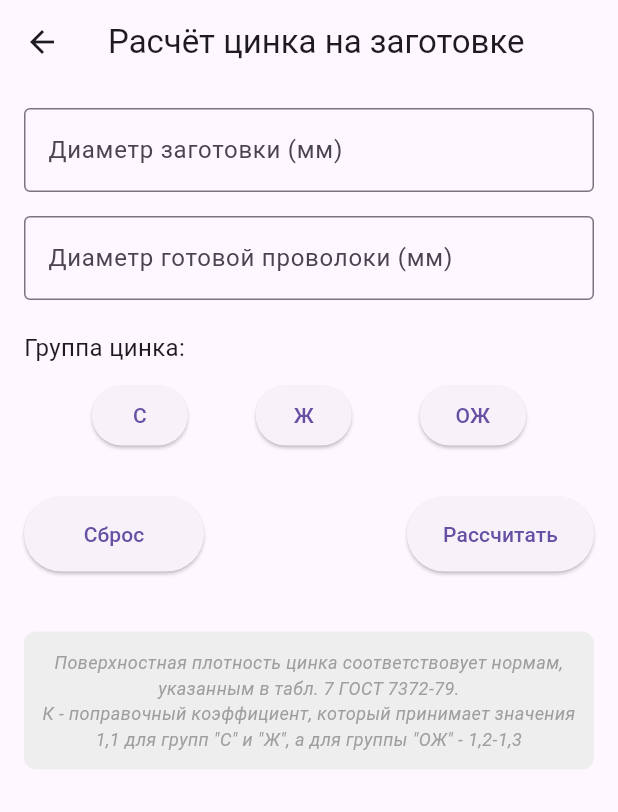
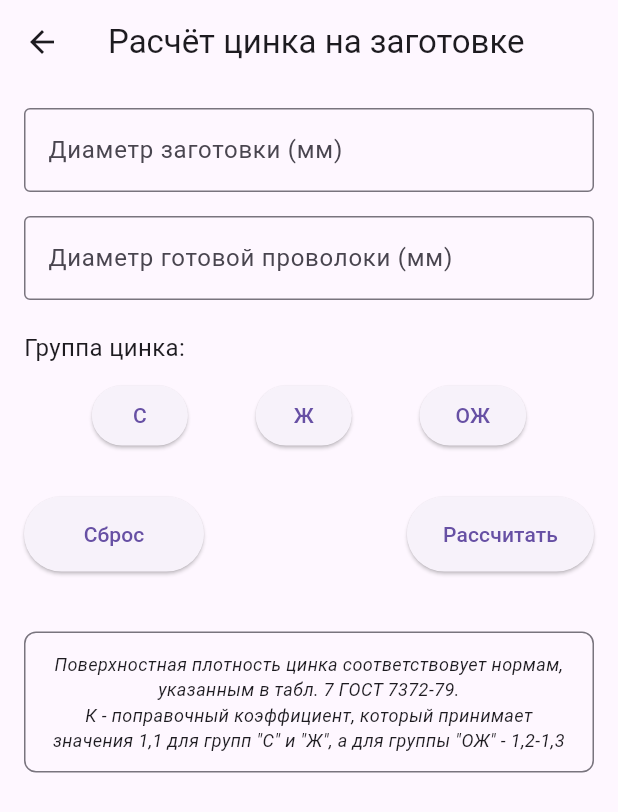
Before and after one commit to Abynarc/Dragging, a Flutter app: the screen it shows after launch, after a tap on "Расчёт цинка на заготовке", on a phone screen of 412 x 824 dp. Shown: the top 812 px of the screen. Run offline on Flutter 3.47's test engine with Material 3 defaults, Android fonts, the light colour scheme and no system bars.

Commit message:
Тема + Иконки
Добавил тёмную тема, переключатель и автоопределение темы устройства

```diff
--- a/wire_drawing_calc/lib/main.dart
+++ b/wire_drawing_calc/lib/main.dart
@@ -1,36 +1,27 @@
 import 'package:flutter/material.dart';
-import 'package:package_info_plus/package_info_plus.dart';
-import 'package:url_launcher/url_launcher.dart';
 import 'dart:math';
 
 void main() {
   runApp(const WireDrawingApp());
 }
 
-class WireDrawingApp extends StatelessWidget {
+class WireDrawingApp extends StatefulWidget {
   const WireDrawingApp({super.key});
 
   @override
-  Widget build(BuildContext context) {
-    return MaterialApp(
-      title: 'Калькулятор волочения',
-      theme: ThemeData.light(),
-      darkTheme: ThemeData.dark(),
-      home: const HomeScreen(),
-      debugShowCheckedModeBanner: false,
-    );
-  }
+  State<WireDrawingApp> createState() => _WireDrawingAppState();
 }
 
-class HomeScreen extends StatefulWidget {
-  const HomeScreen({super.key});
+class _WireDrawingAppState extends State<WireDrawingApp> {
+  bool _darkMode = false;
 
   @override
-  State<HomeScreen> createState() => _HomeScreenState();
+  void initState() {
+    super.initState();
+    // Определяем текущую тему устройства при запуске
+    _darkMode =
+        WidgetsBinding.instance.window.platformBrightness == Brightness.dark;
   }
-
-class _HomeScreenState extends State<HomeScreen> {
-  bool _darkMode = false;
 
   void _toggleDarkMode() {
     setState(() {
@@ -41,9 +32,27 @@ class _HomeScreenState extends State<HomeScreen> {
   @override
   Widget build(BuildContext context) {
     return MaterialApp(
+      title: 'Калькулятор волочения',
       theme: _darkMode ? ThemeData.dark() : ThemeData.light(),
+      home: HomeScreen(darkMode: _darkMode, toggleDarkMode: _toggleDarkMode),
       debugShowCheckedModeBanner: false,
-      home: Scaffold(
+    );
+  }
+}
+
+class HomeScreen extends StatelessWidget {
+  final bool darkMode;
+  final VoidCallback toggleDarkMode;
+
+  const HomeScreen({
+    super.key,
+    required this.darkMode,
+    required this.toggleDarkMode,
+  });
+
+  @override
+  Widget build(BuildContext context) {
+    return Scaffold(
       appBar: AppBar(title: const Text('Режимы расчёта')),
       body: Center(
         child: Column(
@@ -54,7 +63,7 @@ class _HomeScreenState extends State<HomeScreen> {
                   () => Navigator.push(
                     context,
                     MaterialPageRoute(
-                        builder: (context) => const RouteCalculationScreen(),
+                      builder: (context) => RouteCalculationScreen(),
                     ),
                   ),
               style: ElevatedButton.styleFrom(
@@ -69,12 +78,10 @@ class _HomeScreenState extends State<HomeScreen> {
                   () => Navigator.push(
                     context,
                     MaterialPageRoute(
-                        builder: (context) => const LinearRouteScreen(),
+                      builder: (context) => LinearRouteScreen(),
                     ),
                   ),
-                style: ElevatedButton.styleFrom(
-                  minimumSize: const Size(200, 50),
-                ),
+              style: ElevatedButton.styleFrom(minimumSize: const Size(200, 50)),
               child: const Text('Расчёт линейного маршрута'),
             ),
             const SizedBox(height: 20),
@@ -83,12 +90,10 @@ class _HomeScreenState extends State<HomeScreen> {
                   () => Navigator.push(
                     context,
                     MaterialPageRoute(
-                        builder: (context) => const ZincCalculationScreen(),
+                      builder: (context) => ZincCalculationScreen(),
                     ),
                   ),
-                style: ElevatedButton.styleFrom(
-                  minimumSize: const Size(200, 50),
-                ),
+              style: ElevatedButton.styleFrom(minimumSize: const Size(200, 50)),
               child: const Text('Расчёт цинка на заготовке'),
             ),
             const SizedBox(height: 20),
@@ -96,34 +101,48 @@ class _HomeScreenState extends State<HomeScreen> {
               onPressed:
                   () => Navigator.push(
                     context,
-                      MaterialPageRoute(
-                        builder: (context) => const ReferenceScreen(),
+                    MaterialPageRoute(builder: (context) => ReferenceScreen()),
                   ),
-                    ),
-                style: ElevatedButton.styleFrom(
-                  minimumSize: const Size(200, 50),
-                ),
+              style: ElevatedButton.styleFrom(minimumSize: const Size(200, 50)),
               child: const Text('Справка и формулы'),
             ),
           ],
         ),
       ),
-        bottomNavigationBar: Padding(
-          padding: const EdgeInsets.all(12),
+      bottomNavigationBar: Container(
+        padding: const EdgeInsets.only(top: 12, bottom: 24),
         child: Row(
           mainAxisAlignment: MainAxisAlignment.spaceBetween,
           children: [
-              const Text(
+            const Padding(
+              padding: EdgeInsets.only(left: 16),
+              child: Text(
                 'by DK and IB',
                 style: TextStyle(color: Colors.grey, fontSize: 12),
               ),
-              IconButton(
-                icon: Icon(_darkMode ? Icons.wb_sunny : Icons.nightlight_round),
-                onPressed: _toggleDarkMode,
-                color: Colors.grey,
+            ),
+            Padding(
+              padding: const EdgeInsets.only(right: 16),
+              child: InkWell(
+                onTap: toggleDarkMode,
+                borderRadius: BorderRadius.circular(20),
+                child: Container(
+                  width: 40,
+                  height: 40,
+                  decoration: BoxDecoration(
+                    shape: BoxShape.circle,
+                    color: Theme.of(context).cardColor,
+                    border: Border.all(color: Colors.grey, width: 1),
+                  ),
+                  child: Icon(
+                    darkMode ? Icons.wb_sunny : Icons.nightlight_round,
+                    color: darkMode ? Colors.amber : Colors.black,
+                    size: 24,
+                  ),
+                ),
+              ),
             ),
           ],
-          ),
         ),
       ),
     );
@@ -148,7 +167,7 @@ class ReferenceScreen extends StatelessWidget {
           ),
         ),
         body: Padding(
-          padding: const EdgeInsets.only(bottom: 40), // Отступ снизу
+          padding: const EdgeInsets.only(bottom: 60),
           child: const TabBarView(
             children: [FormulasAndSourcesTab(), ZincDensityTableTab()],
           ),
@@ -214,7 +233,7 @@ class FormulasAndSourcesTab extends StatelessWidget {
             source:
                 'Гуляев А.П. Технология волочения металлов. — М.: Металлургия, 1986',
           ),
-          const SizedBox(height: 20), // Дополнительный отступ снизу
+          const SizedBox(height: 40),
         ],
       ),
     );
@@ -258,6 +277,8 @@ class ZincDensityTableTab extends StatelessWidget {
 
   @override
   Widget build(BuildContext context) {
+    final isDarkMode = Theme.of(context).brightness == Brightness.dark;
+
     return SingleChildScrollView(
       padding: const EdgeInsets.all(16),
       child: Column(
@@ -276,38 +297,40 @@ class ZincDensityTableTab extends StatelessWidget {
               3: FixedColumnWidth(80),
             },
             children: [
-              const TableRow(
-                decoration: BoxDecoration(color: Colors.blueGrey),
+              TableRow(
+                decoration: BoxDecoration(
+                  color: isDarkMode ? Colors.blueGrey[800] : Colors.blueGrey,
+                ),
                 children: [
                   Padding(
-                    padding: EdgeInsets.all(8),
+                    padding: const EdgeInsets.all(8),
                     child: Text(
                       'Номинальный диаметр, мм',
-                      style: TextStyle(color: Colors.white),
+                      style: const TextStyle(color: Colors.white),
                       textAlign: TextAlign.center,
                     ),
                   ),
                   Padding(
-                    padding: EdgeInsets.all(8),
+                    padding: const EdgeInsets.all(8),
                     child: Text(
                       'С',
-                      style: TextStyle(color: Colors.white),
+                      style: const TextStyle(color: Colors.white),
                       textAlign: TextAlign.center,
                     ),
                   ),
                   Padding(
-                    padding: EdgeInsets.all(8),
+                    padding: const EdgeInsets.all(8),
                     child: Text(
                       'Ж',
-                      style: TextStyle(color: Colors.white),
+                      style: const TextStyle(color: Colors.white),
                       textAlign: TextAlign.center,
                     ),
                   ),
                   Padding(
-                    padding: EdgeInsets.all(8),
+                    padding: const EdgeInsets.all(8),
                     child: Text(
                       'ОЖ',
-                      style: TextStyle(color: Colors.white),
+                      style: const TextStyle(color: Colors.white),
                       textAlign: TextAlign.center,
                     ),
                   ),
@@ -332,7 +355,7 @@ class ZincDensityTableTab extends StatelessWidget {
               _buildTableRow('Св. 4,40 до 5,10', '110', '165', '245'),
             ],
           ),
-          const SizedBox(height: 20), // Дополнительный отступ снизу
+          const SizedBox(height: 40),
         ],
       ),
     );
@@ -361,9 +384,6 @@ class ZincDensityTableTab extends StatelessWidget {
     );
   }
 }
-
-// Остальные классы (RouteCalculationScreen, LinearRouteScreen, ZincCalculationScreen)
-// остаются без изменений, как в предыдущем коде
 
 class RouteCalculationScreen extends StatefulWidget {
   const RouteCalculationScreen({super.key});
@@ -983,7 +1003,6 @@ class _ZincCalculationScreenState extends State<ZincCalculationScreen> {
 
   double? _getZincValueForDiameter(double diameter, String group) {
     for (var row in _zincTable) {
-      final range = row['range'] as String;
       final min = row['min'] as double;
       final max = row['max'] as double;
 
@@ -1053,6 +1072,8 @@ class _ZincCalculationScreenState extends State<ZincCalculationScreen> {
 
   @override
   Widget build(BuildContext context) {
+    final theme = Theme.of(context);
+
     return Scaffold(
       appBar: AppBar(title: const Text('Расчёт цинка на заготовке')),
       body: Column(
@@ -1095,9 +1116,13 @@ class _ZincCalculationScreenState extends State<ZincCalculationScreen> {
                           onPressed: () => setState(() => _selectedGroup = 'C'),
                           style: ElevatedButton.styleFrom(
                             backgroundColor:
-                                _selectedGroup == 'C' ? Colors.blue : null,
+                                _selectedGroup == 'C'
+                                    ? Theme.of(context).colorScheme.primary
+                                    : null,
                             foregroundColor:
-                                _selectedGroup == 'C' ? Colors.white : null,
+                                _selectedGroup == 'C'
+                                    ? Theme.of(context).colorScheme.onPrimary
+                                    : null,
                           ),
                           child: const Text('С'),
                         ),
@@ -1105,9 +1130,13 @@ class _ZincCalculationScreenState extends State<ZincCalculationScreen> {
                           onPressed: () => setState(() => _selectedGroup = 'Ж'),
                           style: ElevatedButton.styleFrom(
                             backgroundColor:
-                                _selectedGroup == 'Ж' ? Colors.blue : null,
+                                _selectedGroup == 'Ж'
+                                    ? Theme.of(context).colorScheme.primary
+                                    : null,
                             foregroundColor:
-                                _selectedGroup == 'Ж' ? Colors.white : null,
+                                _selectedGroup == 'Ж'
+                                    ? Theme.of(context).colorScheme.onPrimary
+                                    : null,
                           ),
                           child: const Text('Ж'),
                         ),
@@ -1116,9 +1145,13 @@ class _ZincCalculationScreenState extends State<ZincCalculationScreen> {
                               () => setState(() => _selectedGroup = 'ОЖ'),
                           style: ElevatedButton.styleFrom(
                             backgroundColor:
-                                _selectedGroup == 'ОЖ' ? Colors.blue : null,
+                                _selectedGroup == 'ОЖ'
+                                    ? Theme.of(context).colorScheme.primary
+                                    : null,
                             foregroundColor:
-                                _selectedGroup == 'ОЖ' ? Colors.white : null,
+                                _selectedGroup == 'ОЖ'
+                                    ? Theme.of(context).colorScheme.onPrimary
+                                    : null,
                           ),
                           child: const Text('ОЖ'),
                         ),
@@ -1149,13 +1182,14 @@ class _ZincCalculationScreenState extends State<ZincCalculationScreen> {
                       Container(
                         padding: const EdgeInsets.all(16),
                         decoration: BoxDecoration(
-                          color: Colors.red[50],
+                          color: Theme.of(context).colorScheme.errorContainer,
                           borderRadius: BorderRadius.circular(8),
                         ),
                         child: Text(
                           _errorMessage,
-                          style: const TextStyle(
-                            color: Colors.red,
+                          style: TextStyle(
+                            color:
+                                Theme.of(context).colorScheme.onErrorContainer,
                             fontWeight: FontWeight.bold,
                           ),
                           textAlign: TextAlign.center,
@@ -1166,34 +1200,38 @@ class _ZincCalculationScreenState extends State<ZincCalculationScreen> {
                         margin: const EdgeInsets.only(top: 20),
                         padding: const EdgeInsets.all(16),
                         decoration: BoxDecoration(
-                          color: Colors.blue[50],
+                          color: Theme.of(context).colorScheme.primaryContainer,
                           borderRadius: BorderRadius.circular(8),
                         ),
                         child: Text(
                           'Количество цинка на заготовке должно быть не менее ${_result.toStringAsFixed(2)}',
-                          style: const TextStyle(
+                          style: TextStyle(
                             fontSize: 18,
                             fontWeight: FontWeight.bold,
-                            color: Colors.blue,
+                            color:
+                                Theme.of(
+                                  context,
+                                ).colorScheme.onPrimaryContainer,
                           ),
                           textAlign: TextAlign.center,
                         ),
                       ),
-                    const SizedBox(
-                      height: 20,
-                    ), // Добавлен отступ перед пояснением
+                    const SizedBox(height: 20),
                     Container(
                       padding: const EdgeInsets.all(12),
                       decoration: BoxDecoration(
-                        color: Colors.grey[200],
+                        color: Theme.of(context).cardColor,
                         borderRadius: BorderRadius.circular(8),
+                        border: Border.all(
+                          color: Theme.of(context).dividerColor,
                         ),
-                      child: const Text(
+                      ),
+                      child: Text(
                         'Поверхностная плотность цинка соответствовует нормам, указанным в табл. 7 ГОСТ 7372-79.\n'
                         'К - поправочный коэффициент, который принимает значения 1,1 для групп "С" и "Ж", а для группы "ОЖ" - 1,2-1,3',
                         style: TextStyle(
                           fontSize: 12,
-                          color: Colors.grey,
+                          color: Theme.of(context).textTheme.bodySmall?.color,
                           fontStyle: FontStyle.italic,
                         ),
                         textAlign: TextAlign.center,
--- a/wire_drawing_calc/pubspec.yaml
+++ b/wire_drawing_calc/pubspec.yaml
@@ -2,7 +2,7 @@ name: wire_drawing_calc
 description: "A new Flutter project."
 publish_to: 'none'
 
-version: 1.0.3+4
+version: 2.0.0+1
 
 environment:
   sdk: '>=3.7.2 <4.0.0'
```
Also changed, not shown: 1 other file. Lines whose indentation alone changed are shown as unchanged.
